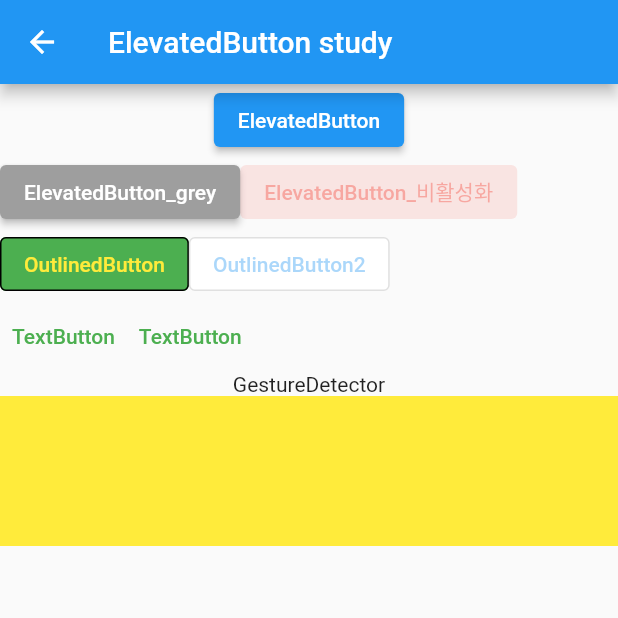
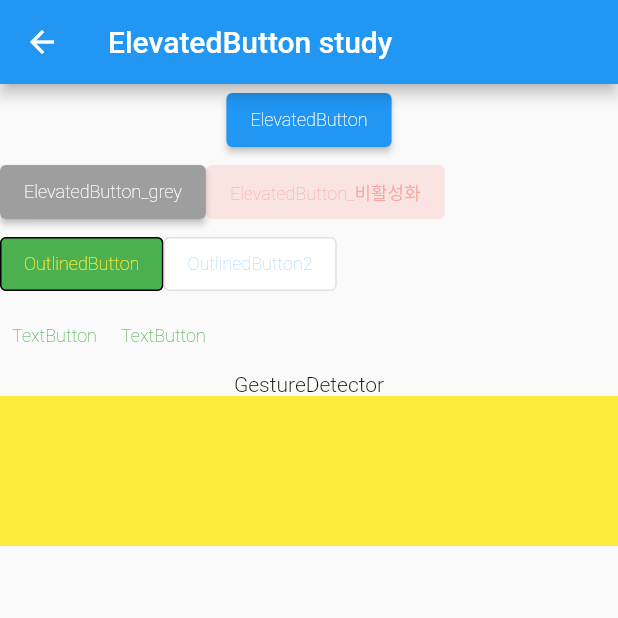
Before and after one commit to SHT-3756/fastcampus_practice, a Flutter app: the ElevatedButtonPage screen opened directly, on a phone screen of 412 x 824 dp, the top half of it. Run offline on Flutter 3.47's test engine with Material 2 defaults, Android fonts, the phone set to English and light mode, and no system bars; our stand-ins replace flutter_easyloading, flutter_local_notifications, flutter_native_timezone, fluttertoast, hive, hive_flutter and 3 more; missing offline and left inert: dart:ffi; accounts and stored records are empty; Roboto replaces fonts that are missing (GmarketSansTTF).

Commit message:
fix: 파일명 변경 및 커스텀 theme, 커스텀 colors 작성후 theme 적용

```diff
--- a/flutter_application_heetae/lib/components/heeate_colors.dart
+++ b/flutter_application_heetae/lib/components/custom_colors.dart
@@ -1,6 +1,6 @@
 import 'package:flutter/material.dart';
 
-class MyColors {
+class CustomColors {
   static const int _primaryColorValue = 0xFF151515;
   static const primaryColor = Color(_primaryColorValue);
 
--- /dev/null
+++ b/flutter_application_heetae/lib/components/custom_theme.dart
@@ -0,0 +1,43 @@
+import 'package:flutter_application_heetae/components/custom_colors.dart';
+import 'package:flutter/material.dart';
+
+class CustomTheme {
+  static ThemeData get lightTheme => ThemeData(
+        primarySwatch: Colors.blue,
+        fontFamily: 'GmarketSansTTF',
+        textTheme: _textTheme,
+      );
+
+  static const TextTheme _textTheme = TextTheme(
+    headline4: TextStyle(
+      fontSize: 32,
+      fontWeight: FontWeight.w400,
+      color: CustomColors.primaryColor,
+    ),
+    subtitle1: TextStyle(
+      fontSize: 16,
+      fontWeight: FontWeight.w500,
+      color: CustomColors.primaryColor,
+    ),
+    subtitle2: TextStyle(
+      fontSize: 16,
+      fontWeight: FontWeight.w400,
+      color: CustomColors.primaryColor,
+    ),
+    bodyText1: TextStyle(
+      fontSize: 15,
+      fontWeight: FontWeight.w300,
+      color: CustomColors.primaryColor,
+    ),
+    bodyText2: TextStyle(
+      fontSize: 14,
+      fontWeight: FontWeight.w300,
+      color: CustomColors.primaryColor,
+    ),
+    button: TextStyle(
+      fontSize: 12,
+      fontWeight: FontWeight.w200,
+      color: CustomColors.primaryColor,
+    ),
+  );
+}
--- a/flutter_application_heetae/lib/main.dart
+++ b/flutter_application_heetae/lib/main.dart
@@ -1,4 +1,5 @@
 import 'package:flutter/material.dart';
+import 'package:flutter_application_heetae/components/custom_theme.dart';
 
 void main() {
   runApp(const MyApp());
@@ -7,23 +8,11 @@ void main() {
 class MyApp extends StatelessWidget {
   const MyApp({super.key});
 
-  // This widget is the root of your application.
   @override
   Widget build(BuildContext context) {
     return MaterialApp(
       title: 'Flutter Demo',
-      theme: ThemeData(
-        // This is the theme of your application.
-        //
-        // Try running your application with "flutter run". You'll see the
-        // application has a blue toolbar. Then, without quitting the app, try
-        // changing the primarySwatch below to Colors.green and then invoke
-        // "hot reload" (press "r" in the console where you ran "flutter run",
-        // or simply save your changes to "hot reload" in a Flutter IDE).
-        // Notice that the counter didn't reset back to zero; the application
-        // is not restarted.
-        primarySwatch: Colors.blue,
-      ),
+      theme: CustomTheme.lightTheme,
       home: const MyHomePage(title: 'Flutter Demo Home Page'),
     );
   }
@@ -31,15 +20,6 @@ class MyApp extends StatelessWidget {
 
 class MyHomePage extends StatefulWidget {
   const MyHomePage({super.key, required this.title});
-
-  // This widget is the home page of your application. It is stateful, meaning
-  // that it has a State object (defined below) that contains fields that affect
-  // how it looks.
-
-  // This class is the configuration for the state. It holds the values (in this
-  // case the title) provided by the parent (in this case the App widget) and
-  // used by the build method of the State. Fields in a Widget subclass are
-  // always marked "final".
 
   final String title;
 
@@ -52,47 +32,18 @@ class _MyHomePageState extends State<MyHomePage> {
 
   void _incrementCounter() {
     setState(() {
-      // This call to setState tells the Flutter framework that something has
-      // changed in this State, which causes it to rerun the build method below
-      // so that the display can reflect the updated values. If we changed
-      // _counter without calling setState(), then the build method would not be
-      // called again, and so nothing would appear to happen.
       _counter++;
     });
   }
 
   @override
   Widget build(BuildContext context) {
-    // This method is rerun every time setState is called, for instance as done
-    // by the _incrementCounter method above.
-    //
-    // The Flutter framework has been optimized to make rerunning build methods
-    // fast, so that you can just rebuild anything that needs updating rather
-    // than having to individually change instances of widgets.
     return Scaffold(
       appBar: AppBar(
-        // Here we take the value from the MyHomePage object that was created by
-        // the App.build method, and use it to set our appbar title.
         title: Text(widget.title),
       ),
       body: Center(
-        // Center is a layout widget. It takes a single child and positions it
-        // in the middle of the parent.
         child: Column(
-          // Column is also a layout widget. It takes a list of children and
-          // arranges them vertically. By default, it sizes itself to fit its
-          // children horizontally, and tries to be as tall as its parent.
-          //
-          // Invoke "debug painting" (press "p" in the console, choose the
-          // "Toggle Debug Paint" action from the Flutter Inspector in Android
-          // Studio, or the "Toggle Debug Paint" command in Visual Studio Code)
-          // to see the wireframe for each widget.
-          //
-          // Column has various properties to control how it sizes itself and
-          // how it positions its children. Here we use mainAxisAlignment to
-          // center the children vertically; the main axis here is the vertical
-          // axis because Columns are vertical (the cross axis would be
-          // horizontal).
           mainAxisAlignment: MainAxisAlignment.center,
           children: <Widget>[
             const Text(
@@ -109,7 +60,7 @@ class _MyHomePageState extends State<MyHomePage> {
         onPressed: _incrementCounter,
         tooltip: 'Increment',
         child: const Icon(Icons.add),
-      ), // This trailing comma makes auto-formatting nicer for build methods.
+      ),
     );
   }
 }
```
